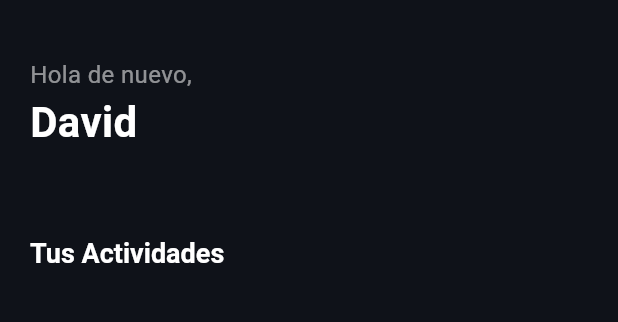
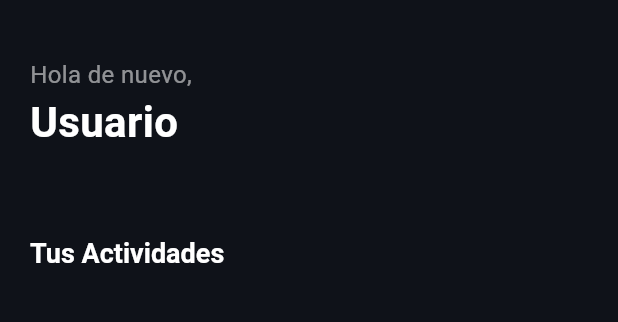
Before and after one commit to jorge24d1/NEXTGEN-MOTORS_MOBILE, a Flutter app: the HomeScreen screen opened by its route, on a phone screen of 412 x 824 dp, the part 63-385 px from its top. Run offline on Flutter 3.47's test engine with Material 3 defaults, Android fonts, the light colour scheme and no system bars; our stand-ins replace firebase_core, firebase_messaging, flutter_local_notifications, flutter_secure_storage, local_auth, shared_preferences; accounts and stored records are empty; network calls fail.

Commit message:
home- nombres no null

```diff
--- a/lib/screens/home_screen.dart
+++ b/lib/screens/home_screen.dart
@@ -17,6 +17,7 @@ class _HomeScreenState extends State<HomeScreen> {
   final _apiService = ApiService();
   List<dynamic> _citas = [];
   bool _isLoading = true;
+  String _nombreUsuario = "Usuario";
 
   @override
   void initState() {
@@ -36,8 +37,11 @@ class _HomeScreenState extends State<HomeScreen> {
 
   Future<void> _cargarCitas() async {
     try {
+      final prefs = await SharedPreferences.getInstance();
+      final nombreGuardado = prefs.getString('nombre') ?? "Usuario";
       final citas = await _apiService.getCitas();
       setState(() {
+        _nombreUsuario = nombreGuardado;
         _citas = citas;
         _isLoading = false;
       });
@@ -145,7 +149,7 @@ class _HomeScreenState extends State<HomeScreen> {
           style: const TextStyle(color: Colors.white54, fontSize: 16),
         ),
         Text(
-          "David", // Aquí se podría usar el nombre de SharedPreferences
+          _nombreUsuario,
           style: const TextStyle(
             color: Colors.white,
             fontSize: 28,
```
